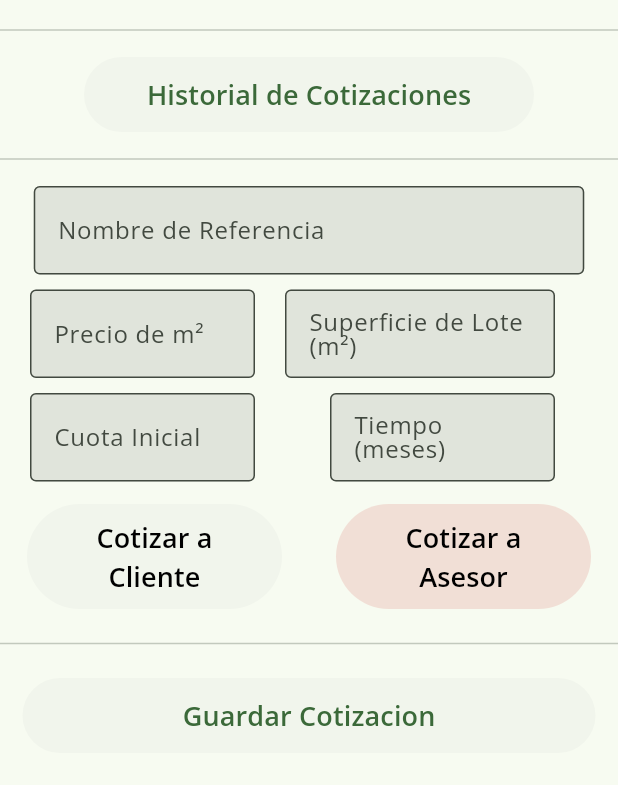
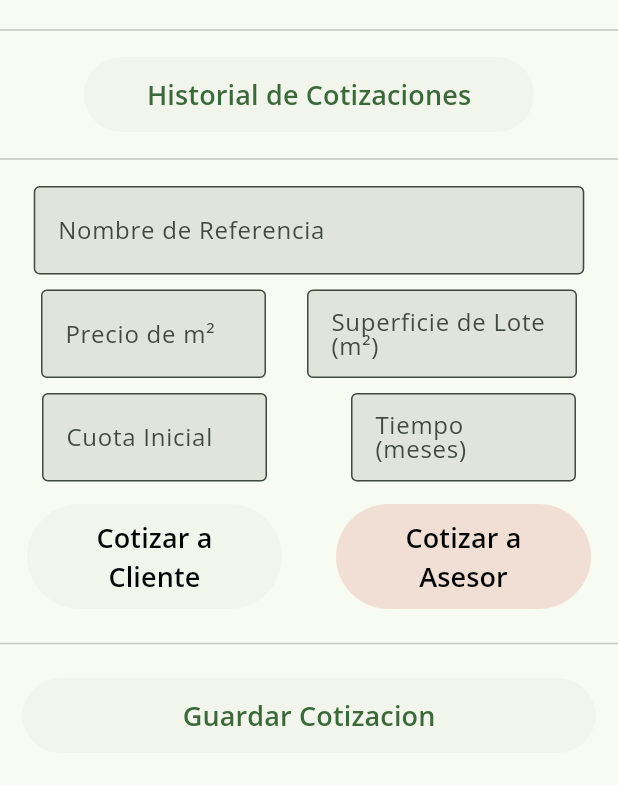
Before and after one commit to Jose20025/cotizador, a Flutter app: the screen it shows after launch, on a phone screen of 412 x 824 dp, the part 66-851 px from its top. Run offline on Flutter 3.47's test engine with Material 2 defaults, Android fonts, the phone set to English and light mode, and no system bars; our stand-ins replace shared_preferences.

Commit message:
Cambios de espacios

```diff
--- a/lib/views/home_page.dart
+++ b/lib/views/home_page.dart
@@ -205,8 +205,8 @@ class _HomePageState extends State<HomePage> {
                   ),
                   const SizedBox(height: 10),
                   Row(
+                    mainAxisAlignment: MainAxisAlignment.spaceEvenly,
                     children: [
-                      const SizedBox(width: 20),
                       InputForm(
                         validate: true,
                         width: 150,
@@ -217,7 +217,6 @@ class _HomePageState extends State<HomePage> {
                           precioMetroCuadrado = double.parse(value!);
                         },
                       ),
-                      const SizedBox(width: 20),
                       InputForm(
                         validate: true,
                         maxLength: 10,
@@ -232,8 +231,8 @@ class _HomePageState extends State<HomePage> {
                   ),
                   const SizedBox(height: 10),
                   Row(
+                    mainAxisAlignment: MainAxisAlignment.spaceAround,
                     children: [
-                      const SizedBox(width: 20),
                       InputForm(
                         validate: false,
                         width: 150,
@@ -244,7 +243,6 @@ class _HomePageState extends State<HomePage> {
                               value!.isNotEmpty ? double.parse(value) : null;
                         },
                       ),
-                      const SizedBox(width: 50),
                       InputForm(
                         validate: true,
                         width: 150,
```
